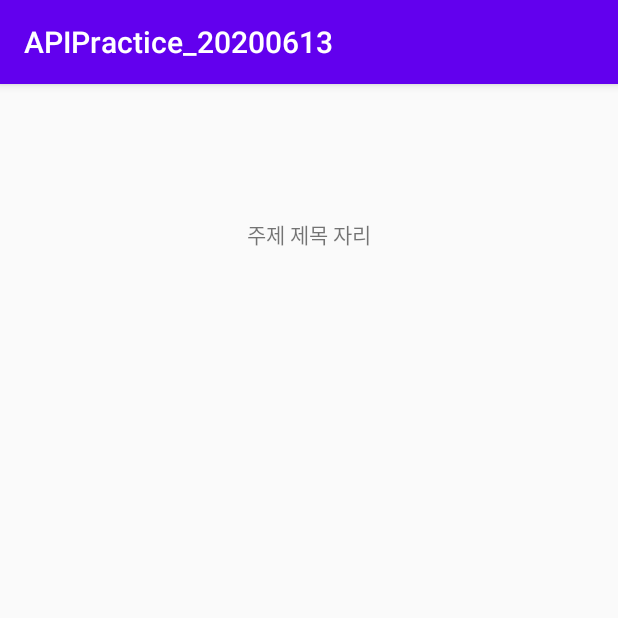
After one commit to cho881020/APIPractice_20200613, an Android app: the ViewTopicDetailActivity screen opened directly, with no data from a screen before it, on a phone screen of 412 x 824 dp, the top half of it. The commit adds this screen. Run offline under Robolectric (Android 15) with nearby library versions, the phone set to English and light mode, and no system bars.

Commit message:
주제 진행상황 상세보기 화면 추가

```diff
--- a/app/src/main/AndroidManifest.xml
+++ b/app/src/main/AndroidManifest.xml
@@ -12,7 +12,9 @@
         android:supportsRtl="true"
         android:theme="@style/AppTheme"
         android:usesCleartextTraffic="true">
-        <activity android:name=".SplashActivity"
+        <activity android:name=".ViewTopicDetailActivity"></activity>
+        <activity
+            android:name=".SplashActivity"
             android:theme="@style/Theme.AppCompat.Light.NoActionBar">
             <intent-filter>
                 <action android:name="android.intent.action.MAIN" />
@@ -22,8 +24,7 @@
         </activity>
         <activity android:name=".MainActivity" />
         <activity android:name=".SignUpActivity" />
-        <activity android:name=".LoginActivity">
-        </activity>
+        <activity android:name=".LoginActivity"></activity>
     </application>
 
 </manifest>
--- a/app/src/main/java/kr/co/tjoeun/apipractice_20200613/MainActivity.kt
+++ b/app/src/main/java/kr/co/tjoeun/apipractice_20200613/MainActivity.kt
@@ -26,6 +26,16 @@ class MainActivity : BaseActivity() {
     }
 
     override fun setupEvents() {
+
+        topicListView.setOnItemClickListener { parent, view, position, id ->
+
+            val clickedTopic = topicList[position]
+
+            val myIntent = Intent(mContext, ViewTopicDetailActivity::class.java)
+            myIntent.putExtra("topic_id", clickedTopic.id)
+            startActivity(myIntent)
+
+        }
 
         logoutBtn.setOnClickListener {
 //            정말 로그아웃 할건지? 확인받자
--- /dev/null
+++ b/app/src/main/java/kr/co/tjoeun/apipractice_20200613/ViewTopicDetailActivity.kt
@@ -0,0 +1,40 @@
+package kr.co.tjoeun.apipractice_20200613
+
+import androidx.appcompat.app.AppCompatActivity
+import android.os.Bundle
+import android.util.Log
+import android.widget.Toast
+
+class ViewTopicDetailActivity : BaseActivity() {
+
+//    화면에서 넘겨준 주제 id값을 저장할 변수
+    var mTopicId = -1
+
+    override fun onCreate(savedInstanceState: Bundle?) {
+        super.onCreate(savedInstanceState)
+        setContentView(R.layout.activity_view_topic_detail)
+        setupEvents()
+        setValues()
+    }
+
+    override fun setupEvents() {
+
+    }
+
+    override fun setValues() {
+        mTopicId = intent.getIntExtra("topic_id", -1)
+
+        if (mTopicId == -1) {
+//            주제 id가 -1로 남아있다 : topic_id 첨부가 제대로 되지 않았다.
+            Toast.makeText(mContext, "잘못된 접근입니다.", Toast.LENGTH_SHORT).show()
+//            코드 추가 진행을 막자. (강제종료)
+            return
+        }
+
+        Log.d("넘겨받은 주제 id", mTopicId.toString())
+
+//        넘겨 받은 id값으로 서버에서 주제의 상세 진행 상황 받아오기
+
+    }
+
+}
--- /dev/null
+++ b/app/src/main/res/layout/activity_view_topic_detail.xml
@@ -0,0 +1,37 @@
+<?xml version="1.0" encoding="utf-8"?>
+<LinearLayout xmlns:android="http://schemas.android.com/apk/res/android"
+    xmlns:app="http://schemas.android.com/apk/res-auto"
+    xmlns:tools="http://schemas.android.com/tools"
+    android:layout_width="match_parent"
+    android:layout_height="match_parent"
+    android:orientation="vertical"
+    tools:context=".ViewTopicDetailActivity">
+
+    <FrameLayout
+        android:layout_width="match_parent"
+        android:layout_height="200dp">
+
+        <ImageView
+            android:id="@+id/topicImg"
+            android:layout_width="match_parent"
+            android:layout_height="match_parent"
+            android:scaleType="centerCrop" />
+
+        <LinearLayout
+            android:layout_gravity="center"
+            android:layout_width="wrap_content"
+            android:layout_height="wrap_content"
+            android:orientation="vertical">
+
+            <TextView
+                android:id="@+id/topicTitleTxt"
+                android:layout_width="wrap_content"
+                android:layout_height="wrap_content"
+                android:text="주제 제목 자리" />
+
+        </LinearLayout>
+
+
+    </FrameLayout>
+
+</LinearLayout>
```
